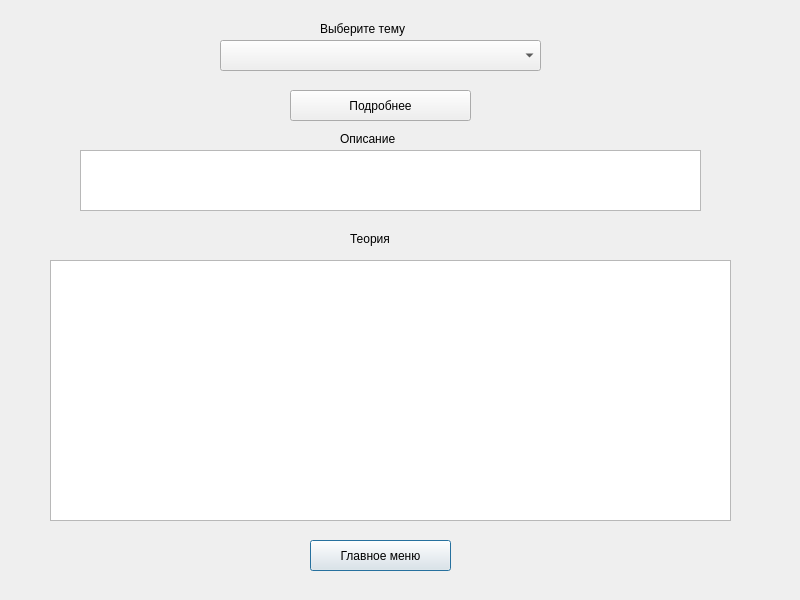
The window that theorywindow.ui (icspero/3-semester-CourseWork_Client) describes before a commit, drawn with Qt 5.
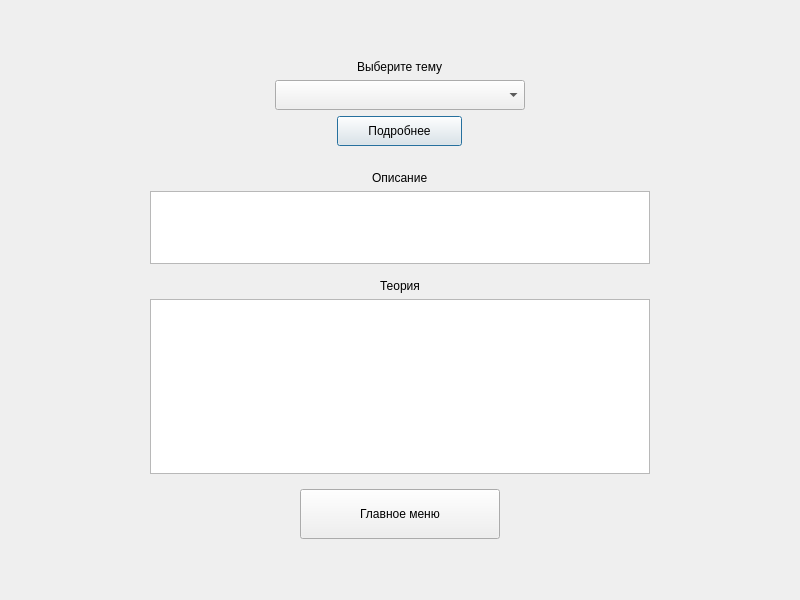
The same window after the commit.

```diff
--- a/theorywindow.ui
+++ b/theorywindow.ui
@@ -13,101 +13,187 @@
   <property name="windowTitle">
    <string>Dialog</string>
   </property>
-  <widget class="QComboBox" name="comboBox">
-   <property name="geometry">
-    <rect>
-     <x>220</x>
-     <y>40</y>
-     <width>321</width>
-     <height>31</height>
-    </rect>
-   </property>
-  </widget>
-  <widget class="QTextEdit" name="textEdit">
-   <property name="geometry">
-    <rect>
-     <x>80</x>
-     <y>150</y>
-     <width>621</width>
-     <height>61</height>
-    </rect>
-   </property>
-  </widget>
-  <widget class="QTextEdit" name="textEdit_2">
-   <property name="geometry">
-    <rect>
-     <x>50</x>
-     <y>260</y>
-     <width>681</width>
-     <height>261</height>
-    </rect>
-   </property>
-  </widget>
-  <widget class="QLabel" name="label">
-   <property name="geometry">
-    <rect>
-     <x>320</x>
-     <y>20</y>
-     <width>141</width>
-     <height>18</height>
-    </rect>
-   </property>
-   <property name="text">
-    <string>Выберите тему</string>
-   </property>
-  </widget>
-  <widget class="QLabel" name="label_2">
-   <property name="geometry">
-    <rect>
-     <x>340</x>
-     <y>130</y>
-     <width>121</width>
-     <height>18</height>
-    </rect>
-   </property>
-   <property name="text">
-    <string>Описание</string>
-   </property>
-  </widget>
-  <widget class="QLabel" name="label_3">
-   <property name="geometry">
-    <rect>
-     <x>350</x>
-     <y>230</y>
-     <width>66</width>
-     <height>18</height>
-    </rect>
-   </property>
-   <property name="text">
-    <string>Теория</string>
-   </property>
-  </widget>
-  <widget class="QPushButton" name="pushButton">
-   <property name="geometry">
-    <rect>
-     <x>310</x>
-     <y>540</y>
-     <width>141</width>
-     <height>31</height>
-    </rect>
-   </property>
-   <property name="text">
-    <string>Главное меню</string>
-   </property>
-  </widget>
-  <widget class="QPushButton" name="pushButton_2">
-   <property name="geometry">
-    <rect>
-     <x>290</x>
-     <y>90</y>
-     <width>181</width>
-     <height>31</height>
-    </rect>
-   </property>
-   <property name="text">
-    <string>Подробнее</string>
-   </property>
-  </widget>
+  <layout class="QVBoxLayout" name="verticalLayout">
+   <item>
+    <spacer name="verticalSpacer_2">
+     <property name="orientation">
+      <enum>Qt::Vertical</enum>
+     </property>
+     <property name="sizeType">
+      <enum>QSizePolicy::Fixed</enum>
+     </property>
+     <property name="sizeHint" stdset="0">
+      <size>
+       <width>20</width>
+       <height>40</height>
+      </size>
+     </property>
+    </spacer>
+   </item>
+   <item alignment="Qt::AlignHCenter|Qt::AlignVCenter">
+    <widget class="QWidget" name="widget" native="true">
+     <layout class="QVBoxLayout" name="verticalLayout_2">
+      <item alignment="Qt::AlignHCenter">
+       <widget class="QLabel" name="label">
+        <property name="text">
+         <string>Выберите тему</string>
+        </property>
+       </widget>
+      </item>
+      <item alignment="Qt::AlignHCenter">
+       <widget class="QComboBox" name="comboBox">
+        <property name="sizePolicy">
+         <sizepolicy hsizetype="Fixed" vsizetype="Fixed">
+          <horstretch>0</horstretch>
+          <verstretch>0</verstretch>
+         </sizepolicy>
+        </property>
+        <property name="minimumSize">
+         <size>
+          <width>250</width>
+          <height>30</height>
+         </size>
+        </property>
+       </widget>
+      </item>
+      <item alignment="Qt::AlignHCenter">
+       <widget class="QPushButton" name="pushButton_2">
+        <property name="sizePolicy">
+         <sizepolicy hsizetype="Fixed" vsizetype="Fixed">
+          <horstretch>0</horstretch>
+          <verstretch>0</verstretch>
+         </sizepolicy>
+        </property>
+        <property name="minimumSize">
+         <size>
+          <width>125</width>
+          <height>30</height>
+         </size>
+        </property>
+        <property name="text">
+         <string>Подробнее</string>
+        </property>
+       </widget>
+      </item>
+      <item>
+       <spacer name="verticalSpacer_3">
+        <property name="orientation">
+         <enum>Qt::Vertical</enum>
+        </property>
+        <property name="sizeType">
+         <enum>QSizePolicy::Fixed</enum>
+        </property>
+        <property name="sizeHint" stdset="0">
+         <size>
+          <width>20</width>
+          <height>10</height>
+         </size>
+        </property>
+       </spacer>
+      </item>
+      <item alignment="Qt::AlignHCenter|Qt::AlignVCenter">
+       <widget class="QWidget" name="widget_2" native="true">
+        <property name="sizePolicy">
+         <sizepolicy hsizetype="Preferred" vsizetype="Preferred">
+          <horstretch>0</horstretch>
+          <verstretch>0</verstretch>
+         </sizepolicy>
+        </property>
+        <property name="minimumSize">
+         <size>
+          <width>0</width>
+          <height>80</height>
+         </size>
+        </property>
+        <layout class="QVBoxLayout" name="verticalLayout_3">
+         <item alignment="Qt::AlignHCenter">
+          <widget class="QLabel" name="label_2">
+           <property name="text">
+            <string>Описание</string>
+           </property>
+          </widget>
+         </item>
+         <item alignment="Qt::AlignHCenter|Qt::AlignVCenter">
+          <widget class="QTextEdit" name="textEdit">
+           <property name="sizePolicy">
+            <sizepolicy hsizetype="Fixed" vsizetype="Fixed">
+             <horstretch>0</horstretch>
+             <verstretch>0</verstretch>
+            </sizepolicy>
+           </property>
+           <property name="minimumSize">
+            <size>
+             <width>500</width>
+             <height>50</height>
+            </size>
+           </property>
+          </widget>
+         </item>
+        </layout>
+       </widget>
+      </item>
+      <item alignment="Qt::AlignHCenter">
+       <widget class="QLabel" name="label_3">
+        <property name="text">
+         <string>Теория</string>
+        </property>
+       </widget>
+      </item>
+      <item alignment="Qt::AlignHCenter">
+       <widget class="QTextEdit" name="textEdit_2">
+        <property name="sizePolicy">
+         <sizepolicy hsizetype="Fixed" vsizetype="Fixed">
+          <horstretch>0</horstretch>
+          <verstretch>0</verstretch>
+         </sizepolicy>
+        </property>
+        <property name="minimumSize">
+         <size>
+          <width>500</width>
+          <height>175</height>
+         </size>
+        </property>
+       </widget>
+      </item>
+     </layout>
+    </widget>
+   </item>
+   <item alignment="Qt::AlignHCenter|Qt::AlignVCenter">
+    <widget class="QPushButton" name="pushButton">
+     <property name="sizePolicy">
+      <sizepolicy hsizetype="Fixed" vsizetype="Fixed">
+       <horstretch>0</horstretch>
+       <verstretch>0</verstretch>
+      </sizepolicy>
+     </property>
+     <property name="minimumSize">
+      <size>
+       <width>200</width>
+       <height>50</height>
+      </size>
+     </property>
+     <property name="text">
+      <string>Главное меню</string>
+     </property>
+    </widget>
+   </item>
+   <item>
+    <spacer name="verticalSpacer">
+     <property name="orientation">
+      <enum>Qt::Vertical</enum>
+     </property>
+     <property name="sizeType">
+      <enum>QSizePolicy::Fixed</enum>
+     </property>
+     <property name="sizeHint" stdset="0">
+      <size>
+       <width>20</width>
+       <height>50</height>
+      </size>
+     </property>
+    </spacer>
+   </item>
+  </layout>
  </widget>
  <resources/>
  <connections/>
```
Left out of the diff: 2 changed lines with no effect on the pictures.
